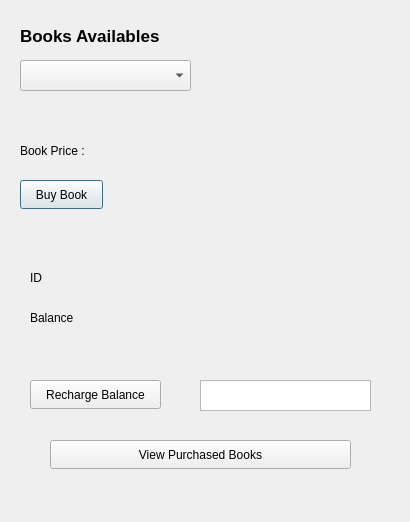
This is booksdialog.ui in ahmedemad3965/LibrarySystemAssignment as Qt 5 draws it before an edit. The edited form follows.
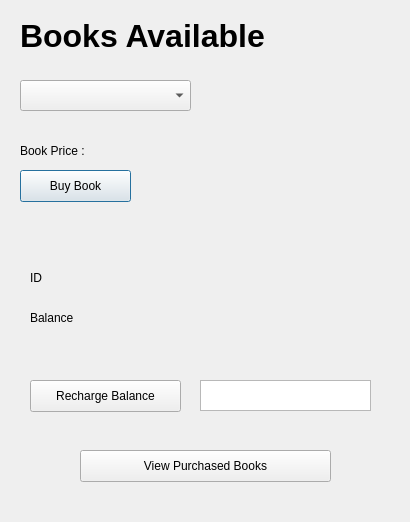
This is the edited form.

Commit message: Finished Book comboBox, Added prices and books list

Diff of the .ui file:
```diff
--- a/booksdialog.ui
+++ b/booksdialog.ui
@@ -18,25 +18,25 @@
     <rect>
      <x>20</x>
      <y>0</y>
-     <width>181</width>
+     <width>251</width>
      <height>71</height>
     </rect>
    </property>
    <property name="font">
     <font>
-     <pointsize>13</pointsize>
+     <pointsize>24</pointsize>
      <bold>true</bold>
     </font>
    </property>
    <property name="text">
-    <string>Books Availables</string>
+    <string>Books Available</string>
    </property>
   </widget>
   <widget class="QComboBox" name="comboBox">
    <property name="geometry">
     <rect>
      <x>20</x>
-     <y>60</y>
+     <y>80</y>
      <width>171</width>
      <height>31</height>
     </rect>
@@ -47,7 +47,7 @@
     <rect>
      <x>20</x>
      <y>130</y>
-     <width>111</width>
+     <width>81</width>
      <height>41</height>
     </rect>
    </property>
@@ -55,19 +55,6 @@
     <string>Book Price : </string>
    </property>
   </widget>
-  <widget class="QPushButton" name="pushButton">
-   <property name="geometry">
-    <rect>
-     <x>20</x>
-     <y>180</y>
-     <width>83</width>
-     <height>29</height>
-    </rect>
-   </property>
-   <property name="text">
-    <string>Buy Book</string>
-   </property>
-  </widget>
   <widget class="QLabel" name="label_5">
    <property name="geometry">
     <rect>
@@ -94,32 +81,6 @@
     <string>Balance</string>
    </property>
   </widget>
-  <widget class="QPushButton" name="pushButton_2">
-   <property name="geometry">
-    <rect>
-     <x>30</x>
-     <y>380</y>
-     <width>131</width>
-     <height>29</height>
-    </rect>
-   </property>
-   <property name="text">
-    <string>Recharge Balance</string>
-   </property>
-  </widget>
-  <widget class="QPushButton" name="pushButton_3">
-   <property name="geometry">
-    <rect>
-     <x>50</x>
-     <y>440</y>
-     <width>301</width>
-     <height>29</height>
-    </rect>
-   </property>
-   <property name="text">
-    <string>View Purchased Books</string>
-   </property>
-  </widget>
   <widget class="QTextEdit" name="textEdit">
    <property name="geometry">
     <rect>
@@ -130,6 +91,84 @@
     </rect>
    </property>
   </widget>
+  <widget class="QLabel" name="IDLabel">
+   <property name="geometry">
+    <rect>
+     <x>110</x>
+     <y>270</y>
+     <width>58</width>
+     <height>16</height>
+    </rect>
+   </property>
+   <property name="text">
+    <string/>
+   </property>
+  </widget>
+  <widget class="QLabel" name="balanceLabel">
+   <property name="geometry">
+    <rect>
+     <x>110</x>
+     <y>310</y>
+     <width>58</width>
+     <height>16</height>
+    </rect>
+   </property>
+   <property name="text">
+    <string/>
+   </property>
+  </widget>
+  <widget class="QPushButton" name="pushButton_4">
+   <property name="geometry">
+    <rect>
+     <x>20</x>
+     <y>170</y>
+     <width>111</width>
+     <height>32</height>
+    </rect>
+   </property>
+   <property name="text">
+    <string>Buy Book</string>
+   </property>
+  </widget>
+  <widget class="QPushButton" name="pushButton_5">
+   <property name="geometry">
+    <rect>
+     <x>30</x>
+     <y>380</y>
+     <width>151</width>
+     <height>32</height>
+    </rect>
+   </property>
+   <property name="text">
+    <string>Recharge Balance</string>
+   </property>
+  </widget>
+  <widget class="QPushButton" name="pushButton_6">
+   <property name="geometry">
+    <rect>
+     <x>80</x>
+     <y>450</y>
+     <width>251</width>
+     <height>32</height>
+    </rect>
+   </property>
+   <property name="text">
+    <string>View Purchased Books</string>
+   </property>
+  </widget>
+  <widget class="QLabel" name="priceLabel">
+   <property name="geometry">
+    <rect>
+     <x>120</x>
+     <y>140</y>
+     <width>58</width>
+     <height>16</height>
+    </rect>
+   </property>
+   <property name="text">
+    <string/>
+   </property>
+  </widget>
  </widget>
  <resources/>
  <connections/>
```
Left out of the diff: 2 changed lines with no effect on the pictures. The commit also changes 2 other files.
